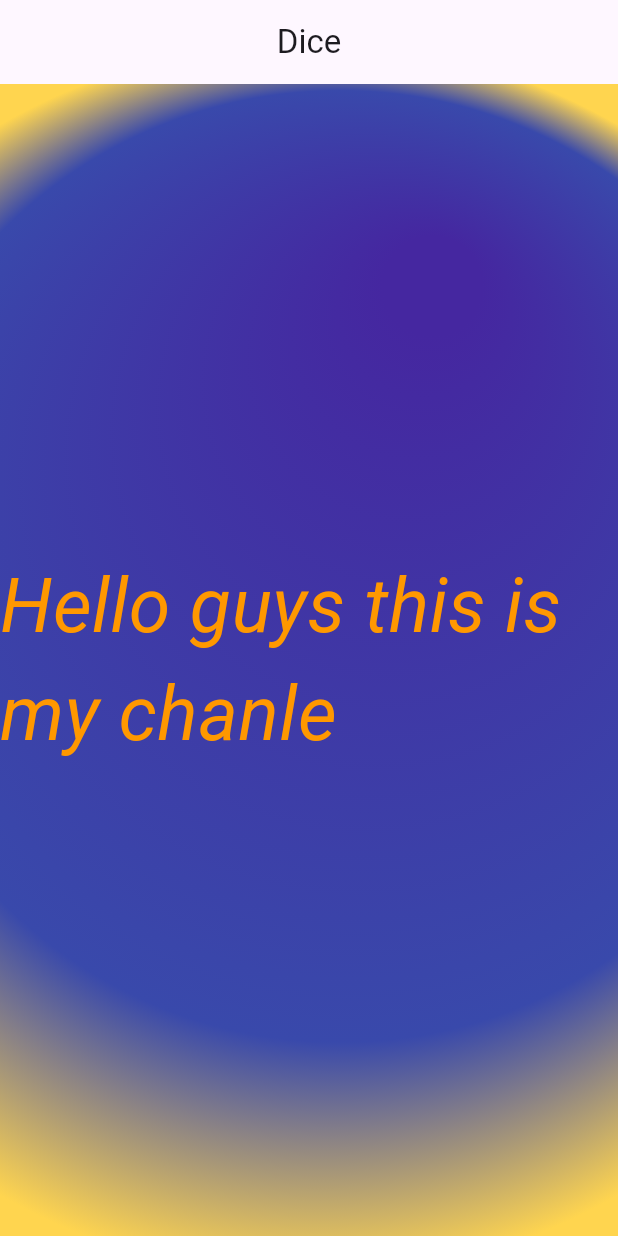
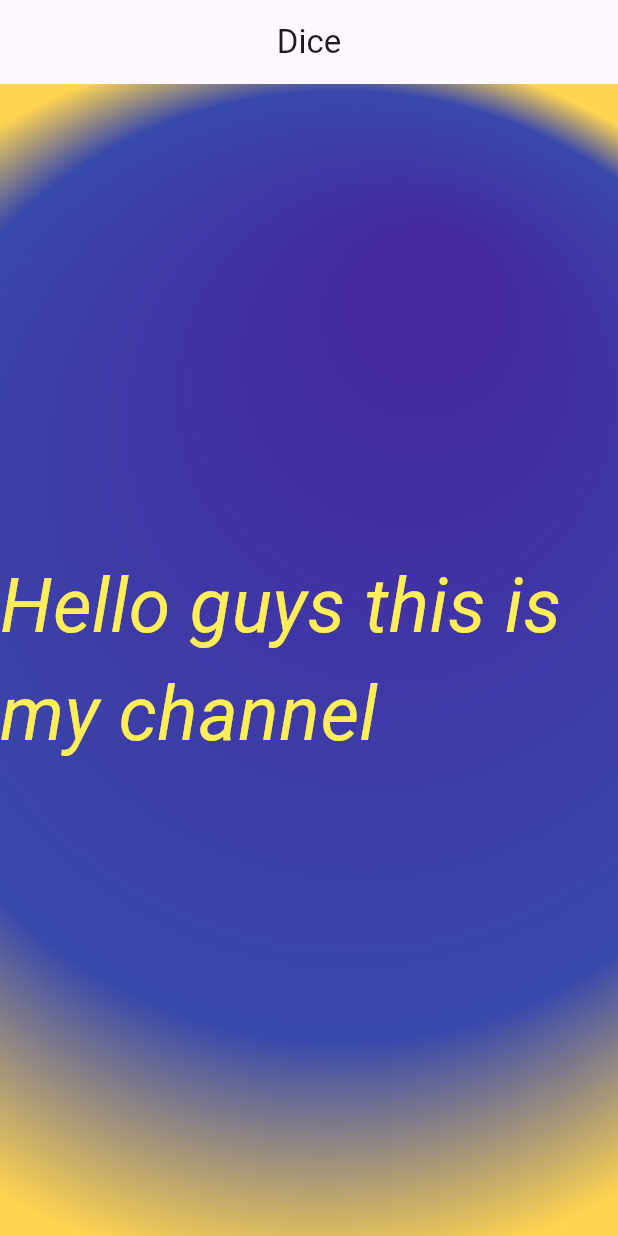
Before and after one commit to PacemakerX/dice, a Flutter app: the screen it shows after launch, on a phone screen of 412 x 824 dp. Run offline on Flutter 3.47's test engine with Material 3 defaults, Android fonts, the phone set to English and light mode, and no system bars.

Commit message:
adds color

```diff
--- a/lib/gradient_container.dart
+++ b/lib/gradient_container.dart
@@ -22,7 +22,12 @@ class GradientContainer extends StatelessWidget {
           tileMode: TileMode.clamp,
         ),
       ),
-      child: Center(child: TextContainer("Hello guys this is my chanle")),
+      child: Center(
+        child: TextContainer(
+          "Hello guys this is my channel",
+          Colors.yellow.shade400,
+        ),
+      ),
     );
   }
 }
--- a/lib/text_container.dart
+++ b/lib/text_container.dart
@@ -2,15 +2,16 @@ import 'package:flutter/material.dart';
 
 // Original simple Text
 class TextContainer extends StatelessWidget {
-  const TextContainer(this.text, {super.key});
+  const TextContainer(this.text, this.color, {super.key});
 
   final String text; // binding between text in parameters and text in function
+  final Color color;
   @override
   Widget build(context) {
     return Text(
       text,
       style: TextStyle(
-        color: Colors.orange,
+        color: color,
         fontSize: 50,
         fontFamily: 'Roboto',
         fontStyle: FontStyle.italic,
```
